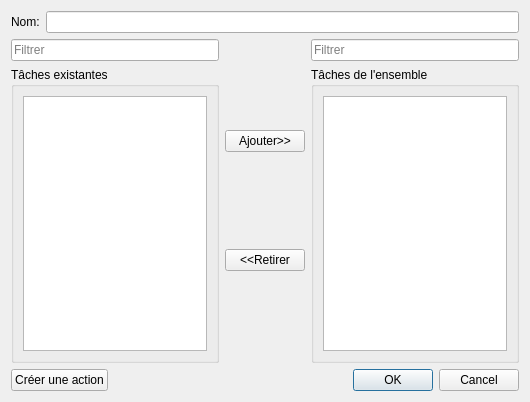
Qt form InfoDynamiqueQt/Vues/vuegestionensemble.ui (AlexandreGirardin/ProjetAnalyse) before a commit.
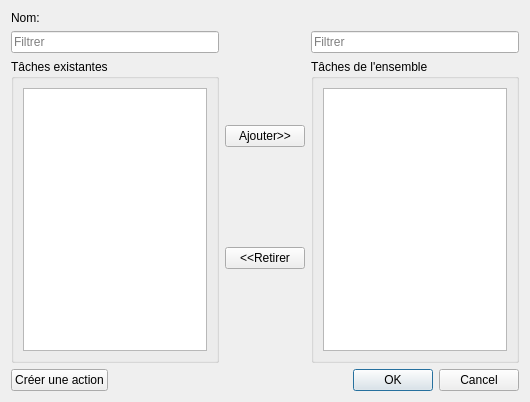
The same form after that commit.

What changed in the file:
```diff
--- a/InfoDynamiqueQt/Vues/vuegestionensemble.ui
+++ b/InfoDynamiqueQt/Vues/vuegestionensemble.ui
@@ -23,9 +23,6 @@
        </property>
       </widget>
      </item>
-     <item row="0" column="1">
-      <widget class="QLineEdit" name="champNom"/>
-     </item>
     </layout>
    </item>
    <item>
```
